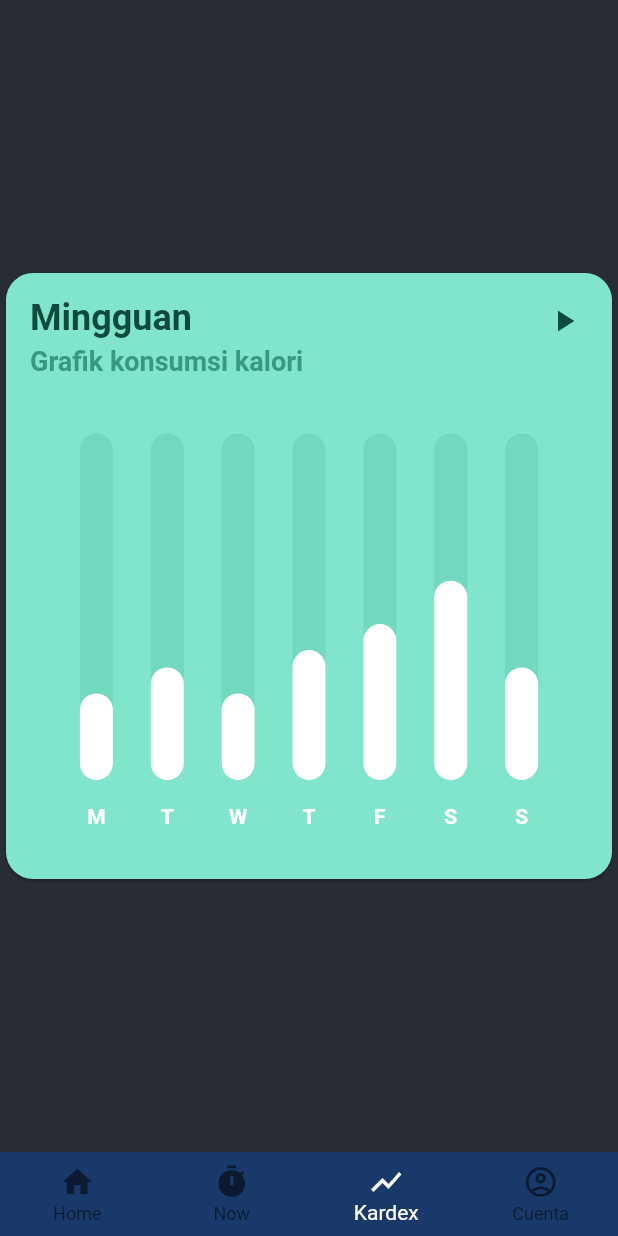
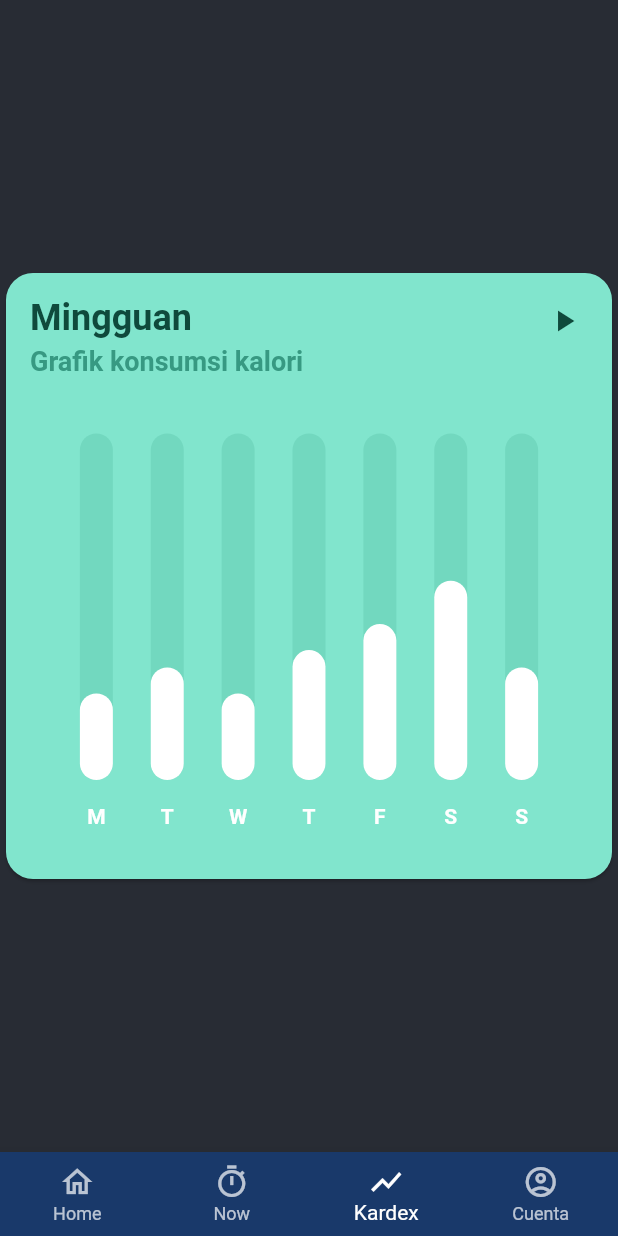
Before and after one commit to jantoniozandate/itl-status-b, a Flutter app: the BottomNavigatorHome screen opened directly, item 3 of the bottom bar chosen, on a phone screen of 412 x 824 dp. Run offline on Flutter 3.47's test engine with Material 2 defaults, Android fonts, the phone set to English and light mode, and no system bars; drawn by our look-alikes of fl_chart; our stand-ins replace firebase_messaging, flutter_dotenv, flutter_secure_storage, flutter_svg, flutter_swiper, get_it and 2 more; missing offline and left inert: asn1lib, encrypt, flutter_page_indicator, pointycastle; accounts and stored records are empty.

Commit message:
improved bottom navigator

```diff
--- a/lib/src/pages/Home/components/navigator.home.dart
+++ b/lib/src/pages/Home/components/navigator.home.dart
@@ -4,6 +4,7 @@ import 'package:itlstatusb/src/screens/ScreenKardex/screenKardex.dart';
 
 // Screens
 import 'package:itlstatusb/src/screens/ScreenNow/screenNow.dart';
+import 'package:itlstatusb/src/screens/ScreenAccount/screen_account.dart';
 
 class BottomNavigatorHome extends StatefulWidget {
   BottomNavigatorHome({Key key}) : super(key: key);
@@ -20,29 +21,31 @@ class BottomNavigatorHomeState extends State<BottomNavigatorHome> {
     ]),
     ScreenNow(),
     ScreenKardex(),
-    Column(
-      mainAxisAlignment: MainAxisAlignment.center,
-      children: [Text('Cuenta')],
-    )
+    ScreenAccount()
   ];
   final List<BottomNavigationBarItem> _bottomNavBarList = [
     BottomNavigationBarItem(
-        icon: Icon(
-          Icons.home,
-        ),
-        label: 'Home',
-        ),
+      icon: Icon(
+        Icons.home_outlined,
+      ),
+      activeIcon: Icon(Icons.home),
+      label: 'Home',
+    ),
     BottomNavigationBarItem(
-        icon: Icon(Icons.timer), label: 'Now', backgroundColor: Colors.red),
+        icon: Icon(Icons.timer_outlined),
+        activeIcon: Icon(Icons.timer),
+        label: 'Now',
+        backgroundColor: Colors.red),
     BottomNavigationBarItem(
       icon: Icon(Icons.show_chart_outlined),
+      activeIcon: Icon(Icons.show_chart),
       label: 'Kardex',
       backgroundColor: Colors.green,
     ),
     BottomNavigationBarItem(
-      icon: Icon(Icons.account_circle_outlined),
-      label: 'Cuenta'
-    )
+        icon: Icon(Icons.account_circle_outlined),
+        activeIcon: Icon(Icons.account_circle),
+        label: 'Cuenta')
   ];
 
   @override
@@ -57,6 +60,7 @@ class BottomNavigatorHomeState extends State<BottomNavigatorHome> {
           // backgroundColor: Colors.blue,
           backgroundColor: HexColor('#19396A'),
           selectedItemColor: Colors.white,
+          unselectedItemColor: Colors.white70,
           onTap: (int newIndex) {
             setState(() {
               currentIndex = newIndex;
```
